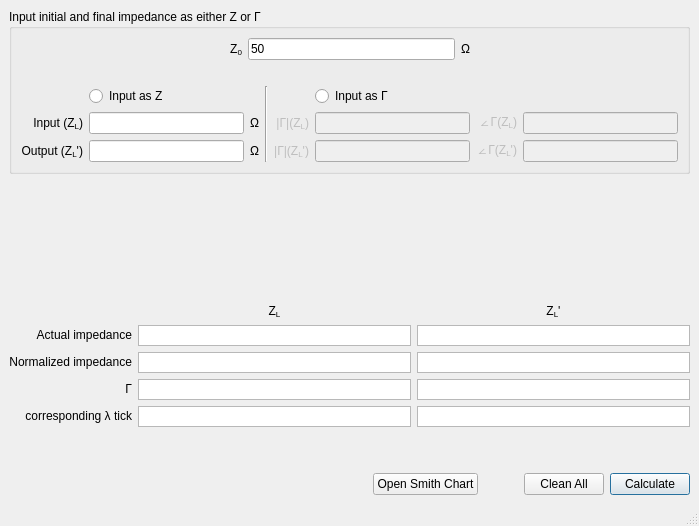
The window that ui/smith_chart.ui (urbanij/syRF) describes before a commit, drawn with Qt 5.
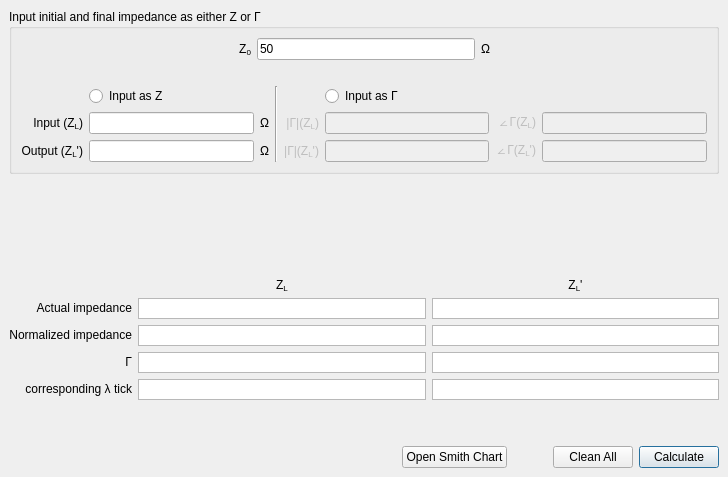
The same window after the commit.

What changed in the file:
```diff
--- a/ui/smith_chart.ui
+++ b/ui/smith_chart.ui
@@ -7,8 +7,8 @@
    <rect>
     <x>0</x>
     <y>0</y>
-    <width>699</width>
-    <height>526</height>
+    <width>728</width>
+    <height>477</height>
    </rect>
   </property>
   <property name="windowTitle">
@@ -648,7 +648,6 @@
     </item>
    </layout>
   </widget>
-  <widget class="QStatusBar" name="statusbar"/>
   <action name="actionAbout">
    <property name="text">
     <string>About</string>
```
